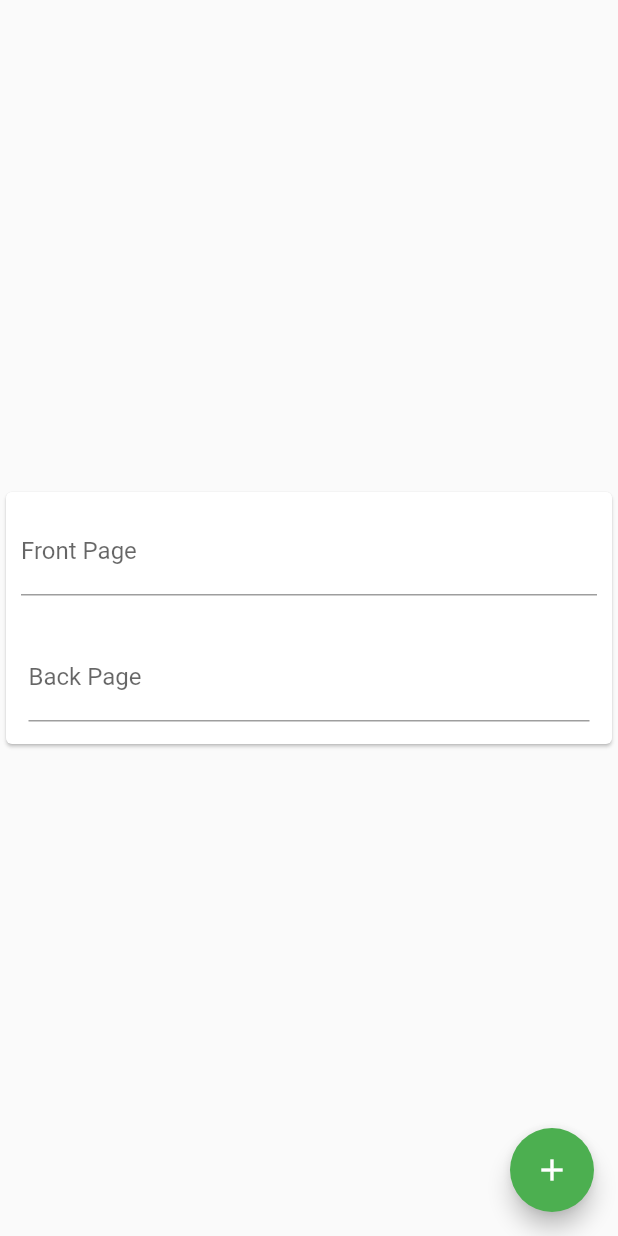
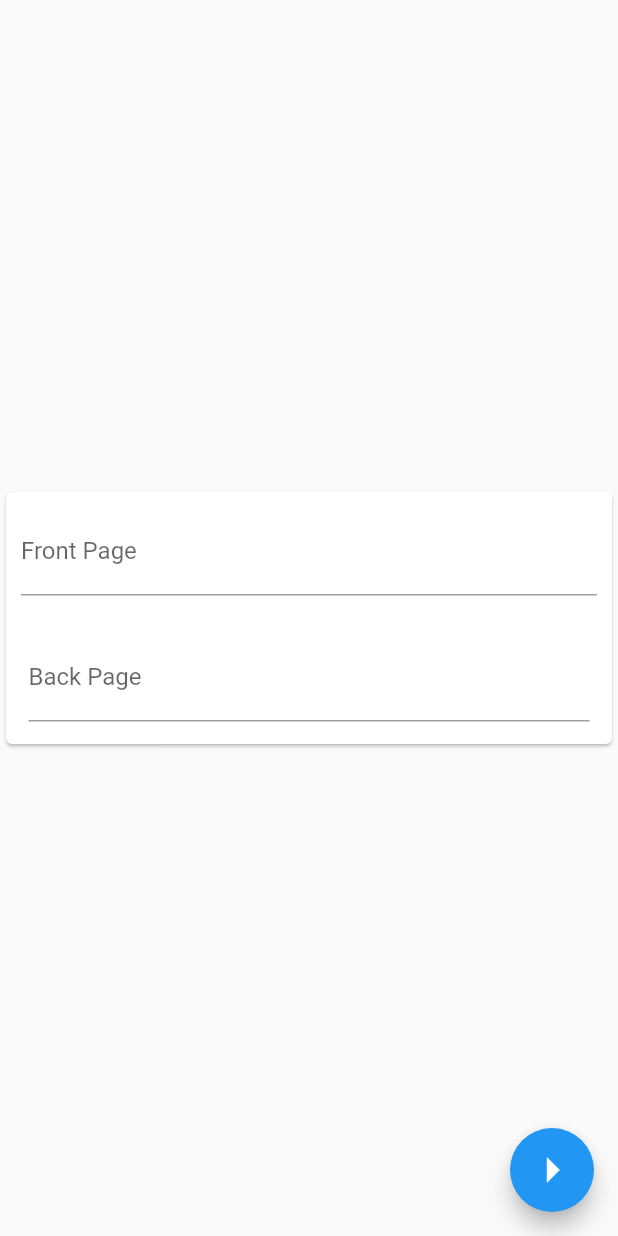
Before and after one commit to Matheovi/flashcardsFlutter, a Flutter app: the NewFlashcardScreen screen opened by its route, on a phone screen of 412 x 824 dp. Run offline on Flutter 3.47's test engine with Material 2 defaults, Android fonts, the phone set to English and light mode, and no system bars; our stand-ins replace flutter_riverpod.

Commit message:
Added navigation from NewFlashcardScreen to HomeScreen

```diff
--- a/lib/features/new_flashcard/new_flashcard_screen.dart
+++ b/lib/features/new_flashcard/new_flashcard_screen.dart
@@ -4,6 +4,11 @@ class NewFlashcardScreen extends StatelessWidget {
   static const String routeName = '/new-flashcard';
 
   const NewFlashcardScreen({super.key});
+
+  void navigateBack(BuildContext context) {
+    Navigator.pop(context);
+  }
+
 
   @override
   Widget build(BuildContext context) {
@@ -36,9 +41,11 @@ class NewFlashcardScreen extends StatelessWidget {
         ),
       ),
       floatingActionButton: FloatingActionButton(
-        onPressed: () => {},
-        backgroundColor: Colors.green,
-        child: const Icon(Icons.add),
+        onPressed: ()=>{navigateBack(context)},
+        backgroundColor: Colors.blue,
+        child: const Center(
+          child: Icon(Icons.arrow_right_sharp, size: 40,),
+        ),
       ),
     );
   }
```
